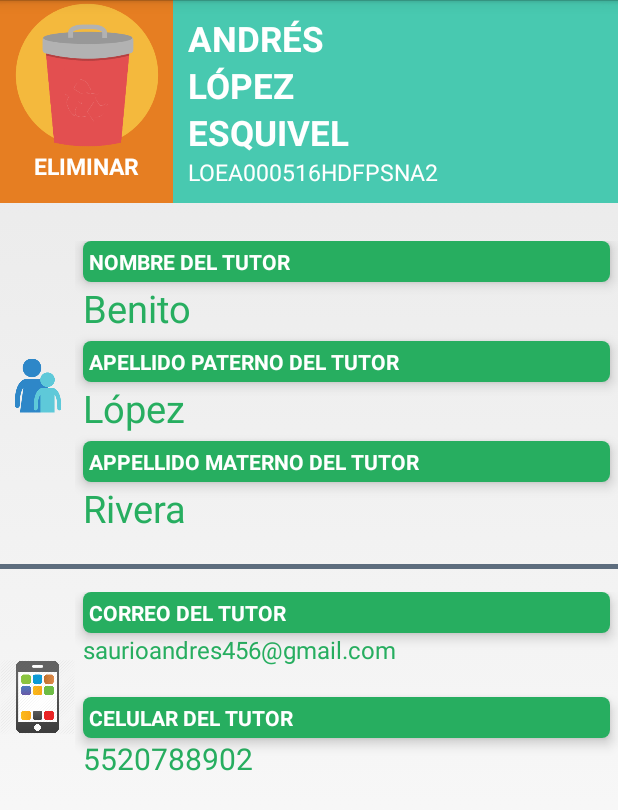
After one commit to nyadev/hewi_mobile, an Android app: the visualizar_paciente screen opened directly, with no data from a screen before it, on a phone screen of 412 x 824 dp. The commit adds this screen. Shown: the top 810 px of the screen. Run offline under Robolectric (Android 15) with nearby library versions, the phone set to English and light mode, and no system bars.

Commit message:
Segundo commit de la noche

```diff
--- a/app/src/main/AndroidManifest.xml
+++ b/app/src/main/AndroidManifest.xml
@@ -29,7 +29,9 @@
             android:screenOrientation="portrait" />
         <activity android:name=".RegistroUsuario.registro_usuario" />
         <activity android:name=".Pacientes.menu_pacientes" />
-        <activity android:name=".Pacientes.registra_paciente"></activity>
+        <activity android:name=".Pacientes.registra_paciente" />
+        <activity android:name=".Pacientes.ConsultaPaciente.lista_paciente" />
+        <activity android:name=".Pacientes.ConsultaPaciente.visualizar_paciente"></activity>
     </application>
 
 </manifest>
--- /dev/null
+++ b/app/src/main/java/com/example/alumno/hewi_mobile/Pacientes/ConsultaPaciente/visualizar_paciente.java
@@ -0,0 +1,105 @@
+package com.example.alumno.hewi_mobile.Pacientes.ConsultaPaciente;
+
+import android.app.Activity;
+import android.app.AlertDialog;
+import android.content.DialogInterface;
+import android.content.Intent;
+import android.database.sqlite.SQLiteDatabase;
+import android.os.Bundle;
+import android.view.View;
+import android.widget.TextView;
+import android.widget.Toast;
+
+import com.example.alumno.hewi_mobile.BaseDatos.BDatos;
+import com.example.alumno.hewi_mobile.Entidades.paciente;
+import com.example.alumno.hewi_mobile.Pacientes.menu_pacientes;
+import com.example.alumno.hewi_mobile.R;
+
+public class visualizar_paciente extends Activity {
+
+    private TextView CurpPaciente, NombrePaciente, AppPaciente, ApmPaciente;
+    private TextView NombreTutor, AppTutor, ApmTutor, CorreoTutor, CelularTutor;
+    private String Curppaciente;
+
+    @Override
+    protected void onCreate(Bundle savedInstanceState) {
+        super.onCreate(savedInstanceState);
+        setContentView(R.layout.activity_visualizar_paciente);
+
+        getActionBar().hide();
+        InicializarView();
+        AsignarInfo();
+    }
+
+    public void InicializarView()
+    {
+        CurpPaciente = findViewById(R.id.CurpPaciente);
+        NombrePaciente = findViewById(R.id.NombrePaciente);
+        AppPaciente = findViewById(R.id.AppPaciente);
+        ApmPaciente = findViewById(R.id.ApmPaciente);
+        NombreTutor = findViewById(R.id.NomTutor);
+        AppTutor = findViewById(R.id.AppTutor);
+        ApmTutor = findViewById(R.id.ApmTutor);
+        CorreoTutor = findViewById(R.id.CorreoTutor);
+        CelularTutor = findViewById(R.id.CelularTutor);
+    }
+
+    public void AsignarInfo()
+    {
+        Bundle RecibirObjeto = getIntent().getExtras();
+        paciente objeto_paciente = null;
+
+        if(RecibirObjeto != null)
+        {
+            objeto_paciente = (paciente) RecibirObjeto.getSerializable("paciente");
+
+            CurpPaciente.setText(objeto_paciente.getCurp());
+            Curppaciente = objeto_paciente.getCurp();
+            NombrePaciente.setText(objeto_paciente.getNombre_paciente());
+            AppPaciente.setText(objeto_paciente.getApp_paciente());
+            ApmPaciente.setText(objeto_paciente.getApm_paciente());
+            NombreTutor.setText(objeto_paciente.getNombre_tutor());
+            AppTutor.setText(objeto_paciente.getApp_tutor());
+            ApmTutor.setText(objeto_paciente.getApm_tutor());
+            CorreoTutor.setText(objeto_paciente.getCorreo_tutor());
+            CelularTutor.setText(objeto_paciente.getCelular_tutor());
+        }
+    }
+
+    public void Eliminar(View view)
+    {
+        AlertDialog.Builder dialogo1 = new AlertDialog.Builder(this);
+        dialogo1.setTitle("¡CUIDADO!");
+        dialogo1.setMessage("¿ Desea eliminar a este paciente ?");
+        dialogo1.setCancelable(false);
+        dialogo1.setPositiveButton("Confirmar", new DialogInterface.OnClickListener() {
+            public void onClick(DialogInterface dialogo1, int id) {
+                aceptar();
+            }
+        });
+        dialogo1.setNegativeButton("Cancelar", new DialogInterface.OnClickListener() {
+            public void onClick(DialogInterface dialogo1, int id) {
+                cancelar();
+            }
+        });
+        dialogo1.show();
+    }
+
+    public void aceptar() {
+        BDatos conexion = new BDatos(getApplicationContext(), "hewi_2", null, 1);
+        SQLiteDatabase basedatos = conexion.getWritableDatabase();
+        basedatos.delete("PACIENTE", "CURP = '" + Curppaciente + "'", null);
+
+        Toast.makeText(getApplicationContext(),"Usuario eliminado" ,Toast.LENGTH_SHORT).show();
+
+        Intent cambiar = new Intent(this, menu_pacientes.class);
+        cambiar.putExtra("CurpTerapeuta", getIntent().getExtras().getString("CurpTerapeuta"));
+        startActivity(cambiar);
+        finish();
+
+    }
+
+    public void cancelar() {
+        finish();
+    }
+}
--- a/app/src/main/res/layout/activity_menu_pacientes.xml
+++ b/app/src/main/res/layout/activity_menu_pacientes.xml
@@ -92,10 +92,11 @@
 
             <android.support.v7.widget.CardView
             xmlns:card_view="http://schemas.android.com/apk/res-auto"
-            android:id="@+id/CardModifica"
+            android:id="@+id/CardConsulta"
             android:layout_gravity="center"
             android:layout_width="match_parent"
             android:layout_height="wrap_content"
+            android:onClick="ConsultaPaciente"
             card_view:cardBackgroundColor="#16a085"
             card_view:cardCornerRadius="3dp"
             card_view:contentPadding="4dp"
@@ -145,7 +146,7 @@
 
             <android.support.v7.widget.CardView
                 xmlns:card_view="http://schemas.android.com/apk/res-auto"
-                android:id="@+id/CardConsulta"
+                android:id="@+id/CardModifica"
                 android:layout_gravity="center"
                 android:layout_width="match_parent"
                 android:layout_height="wrap_content"
--- /dev/null
+++ b/app/src/main/res/layout/activity_visualizar_paciente.xml
@@ -0,0 +1,269 @@
+<?xml version="1.0" encoding="utf-8"?>
+<LinearLayout xmlns:android="http://schemas.android.com/apk/res/android"
+    xmlns:app="http://schemas.android.com/apk/res-auto"
+    xmlns:tools="http://schemas.android.com/tools"
+    android:layout_width="match_parent"
+    android:layout_height="match_parent"
+    android:orientation="vertical"
+    tools:context="com.example.alumno.hewi_mobile.Pacientes.ConsultaPaciente.visualizar_paciente">
+
+        <LinearLayout
+            android:layout_width="match_parent"
+            android:layout_height="wrap_content"
+            android:orientation="horizontal">
+
+            <LinearLayout
+                android:layout_width="wrap_content"
+                android:layout_height="match_parent"
+                android:layout_weight="1"
+                android:orientation="vertical"
+                android:background="#e67e22"
+                android:onClick="Eliminar">
+
+                <ImageView
+                    android:layout_width="100dp"
+                    android:layout_height="100dp"
+                    android:src="@drawable/baja_cita"
+                    android:layout_gravity="center_horizontal"
+                    />
+
+                <TextView
+                    android:layout_width="match_parent"
+                    android:layout_height="wrap_content"
+                    android:gravity="center"
+                    android:textColor="#FFFFFF"
+                    android:textStyle="bold"
+                    android:textSize="15dp"
+                    android:text="ELIMINAR"/>
+
+            </LinearLayout>
+
+            <LinearLayout
+                android:layout_width="wrap_content"
+                android:layout_height="match_parent"
+                android:orientation="vertical"
+                android:background="#48c9b0"
+                android:layout_weight="7"
+                android:padding="10dp">
+
+                <TextView
+                    android:id="@+id/NombrePaciente"
+                    android:layout_width="match_parent"
+                    android:layout_height="wrap_content"
+                    android:textColor="#FFFFFF"
+                    android:textStyle="bold"
+                    android:textSize="23dp"
+                    android:text="ANDRÉS"/>
+
+                <TextView
+                    android:id="@+id/AppPaciente"
+                    android:layout_width="match_parent"
+                    android:layout_height="wrap_content"
+                    android:textColor="#FFFFFF"
+                    android:textStyle="bold"
+                    android:textSize="23dp"
+                    android:text="LÓPEZ"/>
+
+                <TextView
+                    android:id="@+id/ApmPaciente"
+                    android:layout_width="match_parent"
+                    android:layout_height="wrap_content"
+                    android:textColor="#FFFFFF"
+                    android:textStyle="bold"
+                    android:textSize="23dp"
+                    android:text="ESQUIVEL"/>
+
+                <TextView
+                    android:id="@+id/CurpPaciente"
+                    android:layout_width="match_parent"
+                    android:layout_height="wrap_content"
+                    android:textColor="#FFFFFF"
+                    android:textSize="15dp"
+                    android:text="LOEA000516HDFPSNA2"/>
+
+            </LinearLayout>
+
+        </LinearLayout>
+
+    <ScrollView
+        android:layout_width="match_parent"
+        android:layout_height="wrap_content"
+        android:layout_marginTop="10dp">
+
+        <LinearLayout
+            android:layout_width="match_parent"
+            android:layout_height="match_parent"
+            android:orientation="vertical">
+
+
+            <LinearLayout
+                android:layout_width="match_parent"
+                android:layout_height="wrap_content"
+                android:layout_marginTop="15dp"
+                android:orientation="horizontal">
+
+                <ImageView
+                    android:layout_width="60dp"
+                    android:layout_height="200dp"
+                    android:src="@drawable/parents"
+                    android:layout_weight="1"/>
+
+                <LinearLayout
+                    android:layout_width="match_parent"
+                    android:layout_height="match_parent"
+                    android:orientation="vertical"
+                    android:layout_weight="5">
+
+                    <TextView
+                        android:layout_width="match_parent"
+                        android:layout_height="wrap_content"
+                        android:elevation="5dp"
+                        android:background="@drawable/titulos2"
+                        android:layout_marginHorizontal="5dp"
+                        android:padding="4dp"
+                        android:text="NOMBRE DEL TUTOR"
+                        android:textColor="#FFFFFF"
+                        android:textStyle="bold" />
+
+                    <TextView
+                        android:id="@+id/NomTutor"
+                        android:layout_width="match_parent"
+                        android:layout_height="match_parent"
+                        android:layout_weight="1"
+                        android:layout_marginHorizontal="5dp"
+                        android:textColor="#27ae60"
+                        android:text="Benito"
+                        android:textSize="25dp"
+                        />
+
+                    <TextView
+                        android:layout_width="match_parent"
+                        android:layout_height="wrap_content"
+                        android:elevation="5dp"
+                        android:background="@drawable/titulos2"
+                        android:layout_marginHorizontal="5dp"
+                        android:padding="4dp"
+                        android:text="APELLIDO PATERNO DEL TUTOR"
+                        android:textColor="#FFFFFF"
+                        android:textStyle="bold" />
+
+
+                    <TextView
+                        android:id="@+id/AppTutor"
+                        android:layout_width="match_parent"
+                        android:layout_height="match_parent"
+                        android:layout_weight="1"
+                        android:layout_marginHorizontal="5dp"
+                        android:textColor="#27ae60"
+                        android:text="López"
+                        android:textSize="25dp"
+                        />
+
+                    <TextView
+                        android:layout_width="match_parent"
+                        android:layout_height="wrap_content"
+                        android:elevation="5dp"
+                        android:background="@drawable/titulos2"
+                        android:layout_marginHorizontal="5dp"
+                        android:padding="4dp"
+                        android:text="APPELLIDO MATERNO DEL TUTOR"
+                        android:textColor="#FFFFFF"
+                        android:textStyle="bold" />
+
+
+                    <TextView
+                        android:id="@+id/ApmTutor"
+                        android:layout_width="match_parent"
+                        android:layout_height="match_parent"
+                        android:layout_weight="1"
+                        android:layout_marginHorizontal="5dp"
+                        android:textColor="#27ae60"
+                        android:text="Rivera"
+                        android:textSize="25dp"
+                        />
+
+                </LinearLayout>
+
+            </LinearLayout>
+
+            <LinearLayout
+                android:layout_width="match_parent"
+                android:layout_height="3dp"
+                android:background="#5d6d7e"
+                android:layout_marginTop="15dp"></LinearLayout>
+            <!--=============================================================================================-->
+            <LinearLayout
+                android:layout_width="match_parent"
+                android:layout_height="wrap_content"
+                android:layout_marginTop="15dp"
+                android:orientation="horizontal">
+
+                <ImageView
+                    android:layout_width="60dp"
+                    android:layout_height="140dp"
+                    android:src="@drawable/mobile_phone"
+                    android:layout_weight="1"/>
+
+                <LinearLayout
+                    android:layout_width="match_parent"
+                    android:layout_height="match_parent"
+                    android:orientation="vertical"
+                    android:layout_weight="5">
+
+                    <TextView
+                        android:layout_width="match_parent"
+                        android:layout_height="wrap_content"
+                        android:elevation="5dp"
+                        android:background="@drawable/titulos2"
+                        android:layout_marginHorizontal="5dp"
+                        android:padding="4dp"
+                        android:text="CORREO DEL TUTOR"
+                        android:textColor="#FFFFFF"
+                        android:textStyle="bold" />
+
+
+                    <TextView
+                        android:id="@+id/CorreoTutor"
+                        android:layout_width="match_parent"
+                        android:layout_height="match_parent"
+                        android:layout_weight="1"
+                        android:layout_marginHorizontal="5dp"
+                        android:textColor="#27ae60"
+                        android:text="saurioandres456@gmail.com"
+                        android:textSize="16dp"
+                        />
+
+                    <TextView
+                        android:layout_width="match_parent"
+                        android:layout_height="wrap_content"
+                        android:elevation="5dp"
+                        android:background="@drawable/titulos2"
+                        android:layout_marginHorizontal="5dp"
+                        android:padding="4dp"
+                        android:text="CELULAR DEL TUTOR"
+                        android:textColor="#FFFFFF"
+                        android:textStyle="bold" />
+
+                    <TextView
+                        android:id="@+id/CelularTutor"
+                        android:layout_width="match_parent"
+                        android:layout_height="match_parent"
+                        android:layout_weight="1"
+                        android:layout_marginHorizontal="5dp"
+                        android:textColor="#27ae60"
+                        android:text="5520788902"
+                        android:textSize="20dp"
+                        />
+
+
+                </LinearLayout>
+
+            </LinearLayout>
+
+
+        </LinearLayout>
+
+    </ScrollView>
+
+
+</LinearLayout>
```
Also changed, not shown: app/src/main/java/com/example/alumno/hewi_mobile/Entidades/paciente.java (added, +92 -0 lines), app/src/main/java/com/example/alumno/hewi_mobile/Pacientes/ConsultaPaciente/lista_paciente.java (added, +88 -0 lines), app/src/main/java/com/example/alumno/hewi_mobile/Pacientes/menu_pacientes.java (+7 -0 lines), app/src/main/res/layout/activity_lista_paciente.xml (added, +77 -0 lines).
